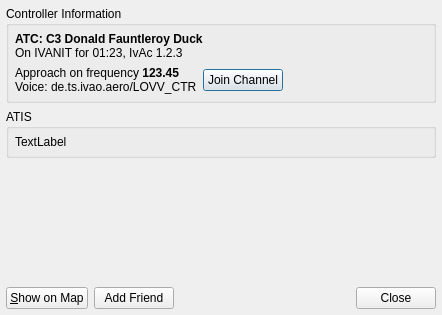
The window that branches/jonas_unstable/QuteScoop/gui/ControllerDetails.ui (qutescoop/qutescoop) describes before a commit, drawn with Qt 5.
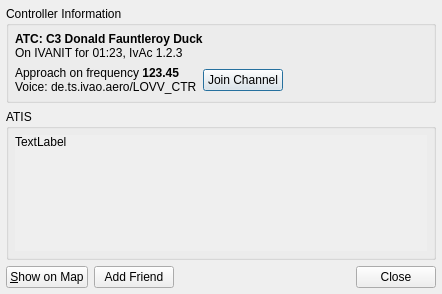
The same window after the commit. Icons and pictures are not drawn.

Commit message: fixed: * display of long ATISes

```diff
--- a/branches/jonas_unstable/QuteScoop/gui/ControllerDetails.ui
+++ b/branches/jonas_unstable/QuteScoop/gui/ControllerDetails.ui
@@ -7,7 +7,7 @@
     <x>0</x>
     <y>0</y>
     <width>442</width>
-    <height>315</height>
+    <height>294</height>
    </rect>
   </property>
   <property name="windowTitle">
@@ -90,6 +90,27 @@
        <number>6</number>
       </property>
       <item>
+       <widget class="QScrollArea" name="scrollArea">
+        <property name="frameShape">
+         <enum>QFrame::NoFrame</enum>
+        </property>
+        <property name="widgetResizable">
+         <bool>true</bool>
+        </property>
+        <widget class="QWidget" name="scrollAreaWidgetContents">
+         <property name="geometry">
+          <rect>
+           <x>0</x>
+           <y>0</y>
+           <width>410</width>
+           <height>88</height>
+          </rect>
+         </property>
+         <layout class="QVBoxLayout" name="verticalLayout">
+          <property name="margin">
+           <number>0</number>
+          </property>
+          <item>
        <widget class="QLabel" name="lblAtis">
         <property name="text">
          <string>TextLabel</string>
@@ -107,19 +128,10 @@
       </item>
      </layout>
     </widget>
-   </item>
-   <item>
-    <spacer>
-     <property name="orientation">
-      <enum>Qt::Vertical</enum>
-     </property>
-     <property name="sizeHint" stdset="0">
-      <size>
-       <width>422</width>
-       <height>61</height>
-      </size>
-     </property>
-    </spacer>
+       </widget>
+      </item>
+     </layout>
+    </widget>
    </item>
    <item>
     <layout class="QHBoxLayout">
```
Lines whose indentation alone changed are shown as unchanged.
